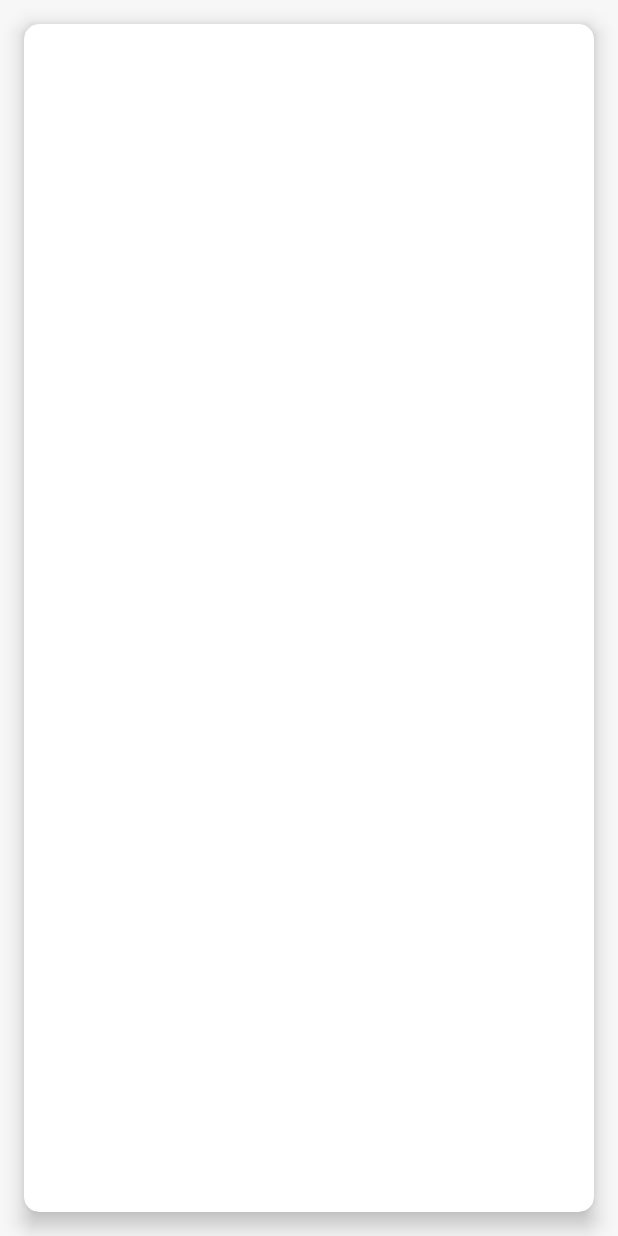
After one commit to zhpanvip/OneAndroid, an Android app: the layout item_banner.xml on its own in the app's theme, with its tools: preview values and no code run, on a phone screen of 412 x 824 dp. The commit adds this screen. Run offline under Robolectric (Android 15) with nearby library versions, the phone set to English and light mode, and no system bars.

Commit message:
deal banner

```diff
--- a/app/build.gradle
+++ b/app/build.gradle
@@ -8,7 +8,7 @@ android {
     buildToolsVersion "29.0.3"
     defaultConfig {
         applicationId "com.zhpan.oneandroid"
-        minSdkVersion 19
+        minSdkVersion 21
         targetSdkVersion 29
         versionCode 1
         versionName "1.0"
--- a/app/src/main/java/com/zhpan/oneandroid/app/home/HomeViewModel.kt
+++ b/app/src/main/java/com/zhpan/oneandroid/app/home/HomeViewModel.kt
@@ -4,6 +4,7 @@ import androidx.lifecycle.MutableLiveData
 import com.zhpan.library.base.BaseViewModel
 import com.zhpan.library.base.IFragmentHost
 import com.zhpan.oneandroid.module.request.ArticleWrapper
+import com.zhpan.oneandroid.module.response.BannerBean
 
 
 /**
@@ -25,4 +26,8 @@ class HomeViewModel(private val homeRepository: HomeRepository) : BaseViewModel(
         }
         return homeRepository.getHomeArticles(page, fragmentHost, showLoading)
     }
+
+    fun getBannerData(fragmentHost: IFragmentHost): MutableLiveData<List<BannerBean>> {
+        return homeRepository.getBannerData(fragmentHost)
+    }
 }
--- /dev/null
+++ b/app/src/main/res/layout/item_banner.xml
@@ -0,0 +1,18 @@
+<?xml version="1.0" encoding="utf-8"?>
+<androidx.cardview.widget.CardView xmlns:android="http://schemas.android.com/apk/res/android"
+    xmlns:app="http://schemas.android.com/apk/res-auto"
+    android:layout_width="match_parent"
+    android:layout_height="match_parent"
+    android:layout_margin="@dimen/dp_16"
+    android:translationZ="@dimen/dp_3"
+    app:cardCornerRadius="@dimen/common_radius"
+    app:cardElevation="@dimen/dp_5">
+
+    <com.zhpan.library.view.CornerImageView
+        android:id="@+id/banner_image"
+        android:layout_width="match_parent"
+        android:layout_height="match_parent"
+        android:scaleType="centerCrop" />
+
+
+</androidx.cardview.widget.CardView>
--- a/app/src/main/res/values/colors.xml
+++ b/app/src/main/res/values/colors.xml
@@ -1,8 +1,6 @@
 <?xml version="1.0" encoding="utf-8"?>
 <resources>
-    <color name="colorPrimary">#5187f4</color>
-    <color name="colorPrimaryDark">#2056C3</color>
-    <color name="colorAccent">#C30424</color>
+
     <color name="colorTextPrimary">@color/gray_7a</color>
     <color name="colorTextPrimaryDark">@color/gray_2a</color>
     <color name="background">@color/gray_f7</color>
@@ -36,4 +34,6 @@
     <color name="alpha_85_white">#D9FFFFFF</color>
     <color name="alpha_90_white">#E6FFFFFF</color>
     <color name="alpha_95_white">#F2FFFFFF</color>
+    <color name="color_slider_checked">#0A9DDE</color>
+    <color name="color_slider_normal">#B3E1F5</color>
 </resources>
--- a/app/src/main/res/values/dimens.xml
+++ b/app/src/main/res/values/dimens.xml
@@ -425,6 +425,7 @@
     <dimen name="sp_40">40sp</dimen>
     <dimen name="sp_42">42sp</dimen>
     <dimen name="sp_48">48sp</dimen>
+    <dimen name="common_radius">@dimen/dp_10</dimen>
 
 
 </resources>
--- a/library/build.gradle
+++ b/library/build.gradle
@@ -38,7 +38,7 @@ dependencies {
     implementation "org.jetbrains.kotlin:kotlin-stdlib-jdk7:$kotlin_version"
     implementation "androidx.appcompat:appcompat:$appcompat_version"
     implementation "androidx.core:core-ktx:$core_ktx_version"
-    api 'com.github.zhpanvip:BannerViewPager:3.1.2'
+    api 'com.github.zhpanvip:BannerViewPager:3.1.4'
     api 'com.airbnb.android:lottie:3.4.1'
     api 'com.google.android.material:material:1.1.0'
     api "androidx.navigation:navigation-fragment-ktx:2.3.0"
@@ -66,4 +66,6 @@ dependencies {
     api 'io.reactivex.rxjava2:rxandroid:2.1.1'
     api 'com.squareup.okhttp3:logging-interceptor:4.7.2'
     api "com.github.CymChad:BaseRecyclerViewAdapterHelper:${rootProject.ext.baseRecyclerViewAdapterHelper}"
+    api 'com.github.bumptech.glide:glide:4.11.0'
+    annotationProcessor  'com.github.bumptech.glide:compiler:4.11.0'
 }
--- a/library/src/main/java/com/zhpan/library/base/BaseFragment.kt
+++ b/library/src/main/java/com/zhpan/library/base/BaseFragment.kt
@@ -82,7 +82,7 @@ abstract class BaseFragment<VM : BaseViewModel, VB : ViewDataBinding> : RxFragme
     //  获取刷新头
     protected open fun getRefreshHeader(): MaterialHeader {
         val materialHeader = MaterialHeader(context)
-        materialHeader.setColorSchemeResources(R.color.design_default_color_primary)
+        materialHeader.setColorSchemeResources(R.color.colorPrimaryDark)
         return materialHeader
     }
 
--- a/library/src/main/res/layout/layout_loading_dialog.xml
+++ b/library/src/main/res/layout/layout_loading_dialog.xml
@@ -7,8 +7,8 @@
 
     <com.airbnb.lottie.LottieAnimationView
         android:id="@+id/loadingImageView"
-        android:layout_width="150dp"
-        android:layout_height="150dp"
+        android:layout_width="100dp"
+        android:layout_height="100dp"
         android:layout_gravity="center"
         android:scaleType="fitCenter"
         app:lottie_autoPlay="true"
--- a/library/src/main/res/values/colors.xml
+++ b/library/src/main/res/values/colors.xml
@@ -1,5 +1,8 @@
 <?xml version="1.0" encoding="utf-8"?>
 <resources>
+    <color name="colorPrimary">#1577FE</color>
+    <color name="colorPrimaryDark">#0062E9</color>
+    <color name="colorAccent">#C30424</color>
     <color name="black">#000000</color>
     <color name="white">#FFFFFF</color>
 </resources>
```
Also changed, not shown: app/src/main/java/com/zhpan/oneandroid/adapter/BannerAdapter.kt (added, +36 -0 lines), app/src/main/java/com/zhpan/oneandroid/adapter/BannerViewHolder.kt (added, +28 -0 lines), app/src/main/java/com/zhpan/oneandroid/api/ApiService.kt (+9 -16 lines), app/src/main/java/com/zhpan/oneandroid/app/home/HomeFragment.kt (+63 -0 lines), app/src/main/java/com/zhpan/oneandroid/app/home/HomeRepository.kt (+22 -1 lines), app/src/main/java/com/zhpan/oneandroid/module/response/BannerBean.kt (added, +20 -0 lines), app/src/main/res/layout/item_article.xml (+11 -0 lines), app/src/main/res/layout/layout_banner.xml (added, +21 -0 lines), library/src/main/java/com/zhpan/library/view/CornerImageView.kt (added, +19 -0 lines).
